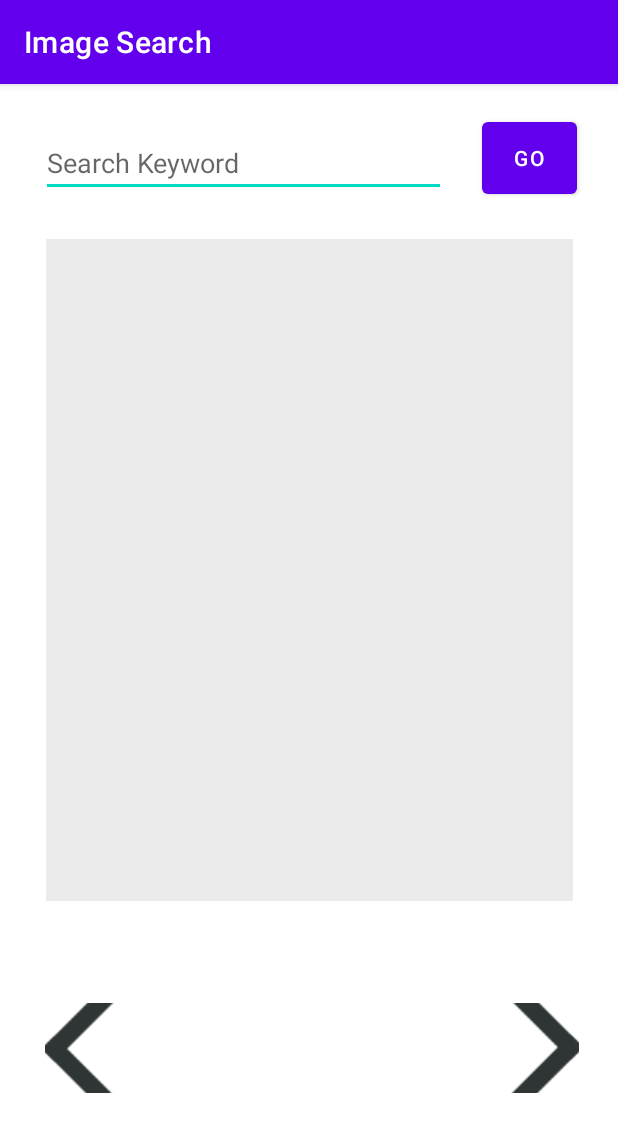
After one commit to megananhdaonguyen/CS4520InClassnguyen0421, an Android app: the InClass05 screen opened directly, with no data from a screen before it, on a phone screen of 412 x 824 dp. The commit adds this screen. Shown: the top 1132 px of the screen. Run offline under Robolectric (Android 15) with nearby library versions, the phone set to English and light mode, and no system bars; pictures from the network do not load.

Commit message:
Committing InClass 05.

```diff
--- a/app/build.gradle
+++ b/app/build.gradle
@@ -37,4 +37,6 @@ dependencies {
     testImplementation 'junit:junit:4.13.2'
     androidTestImplementation 'androidx.test.ext:junit:1.1.3'
     androidTestImplementation 'androidx.test.espresso:espresso-core:3.4.0'
+    implementation("com.squareup.okhttp3:okhttp:4.10.0")
+    implementation 'com.github.bumptech.glide:glide:4.12.0'
 }
--- /dev/null
+++ b/app/src/main/res/layout/activity_image_search.xml
@@ -0,0 +1,89 @@
+<?xml version="1.0" encoding="utf-8"?>
+<androidx.constraintlayout.widget.ConstraintLayout xmlns:android="http://schemas.android.com/apk/res/android"
+    xmlns:app="http://schemas.android.com/apk/res-auto"
+    xmlns:tools="http://schemas.android.com/tools"
+    android:layout_width="match_parent"
+    android:layout_height="match_parent">
+
+    <com.google.android.material.textfield.TextInputEditText
+        android:id="@+id/editText_search_keyword"
+        android:layout_width="270dp"
+        android:layout_height="44dp"
+        android:layout_marginStart="27dp"
+        android:layout_marginTop="31dp"
+        android:hint="@string/search_keyword"
+        app:layout_constraintStart_toStartOf="parent"
+        app:layout_constraintTop_toTopOf="parent" />
+
+    <Button
+        android:id="@+id/button_go"
+        android:layout_width="63dp"
+        android:layout_height="60dp"
+        android:layout_marginStart="24dp"
+        android:layout_marginTop="19dp"
+        android:layout_marginEnd="27dp"
+        android:text="@string/go"
+        app:layout_constraintEnd_toEndOf="parent"
+        app:layout_constraintStart_toEndOf="@+id/editText_search_keyword"
+        app:layout_constraintTop_toTopOf="parent" />
+
+    <ImageView
+        android:id="@+id/imageView_display"
+        android:layout_width="351dp"
+        android:layout_height="441dp"
+        android:layout_marginStart="27dp"
+        android:layout_marginTop="24dp"
+        android:layout_marginEnd="27dp"
+        android:background="#ECEBEB"
+        app:layout_constraintEnd_toEndOf="parent"
+        app:layout_constraintStart_toStartOf="parent"
+        app:layout_constraintTop_toBottomOf="@+id/button_go"
+        tools:srcCompat="@tools:sample/backgrounds/scenic" />
+
+    <ImageButton
+        android:id="@+id/imageButton_previous"
+        android:layout_width="58dp"
+        android:layout_height="60dp"
+        android:layout_marginStart="30dp"
+        android:layout_marginTop="68dp"
+        android:backgroundTint="#FFFFFF"
+        app:layout_constraintStart_toStartOf="parent"
+        app:layout_constraintTop_toBottomOf="@+id/imageView_display"
+        app:srcCompat="@drawable/previous" />
+
+    <ImageButton
+        android:id="@+id/imageButton_next"
+        android:layout_width="58dp"
+        android:layout_height="60dp"
+        android:layout_marginTop="68dp"
+        android:layout_marginEnd="26dp"
+        android:backgroundTint="#FFFFFF"
+        app:layout_constraintEnd_toEndOf="parent"
+        app:layout_constraintTop_toBottomOf="@+id/imageView_display"
+        app:srcCompat="@drawable/next" />
+
+    <ProgressBar
+        android:id="@+id/progressBar_loading_image"
+        style="?android:attr/progressBarStyle"
+        android:layout_width="202dp"
+        android:layout_height="187dp"
+        android:visibility="invisible"
+        app:layout_constraintBottom_toBottomOf="@+id/imageView_display"
+        app:layout_constraintEnd_toEndOf="parent"
+        app:layout_constraintStart_toStartOf="parent"
+        app:layout_constraintTop_toTopOf="@+id/imageView_display" />
+
+    <TextView
+        android:id="@+id/textView_loading"
+        android:layout_width="123dp"
+        android:layout_height="29dp"
+        android:gravity="center"
+        android:text="@string/loading"
+        android:textSize="20sp"
+        android:textStyle="bold"
+        android:visibility="invisible"
+        app:layout_constraintEnd_toEndOf="parent"
+        app:layout_constraintStart_toStartOf="parent"
+        app:layout_constraintTop_toBottomOf="@+id/progressBar_loading_image" />
+
+</androidx.constraintlayout.widget.ConstraintLayout>
--- a/app/src/main/res/values/strings.xml
+++ b/app/src/main/res/values/strings.xml
@@ -20,4 +20,8 @@
     <string name="Practice">Practice</string>
     <string name="InClass04">InClass04</string>
     <string name="generate_number">Generate Number</string>
+    <string name="InClass05">InClass05</string>
+    <string name="search_keyword">Search Keyword</string>
+    <string name="go">Go</string>
+    <string name="loading">Loading</string>
 </resources>
```
Also changed, not shown: app/src/main/AndroidManifest.xml (+16 -0 lines), app/src/main/java/com/example/demo/InClass05.java (added, +195 -0 lines), app/src/main/java/com/example/demo/MainActivity.java (+12 -1 lines), app/src/main/res/layout/activity_main.xml (+17 -4 lines), app/src/main/res/drawable/next.png (added), app/src/main/res/drawable/previous.png (added).
